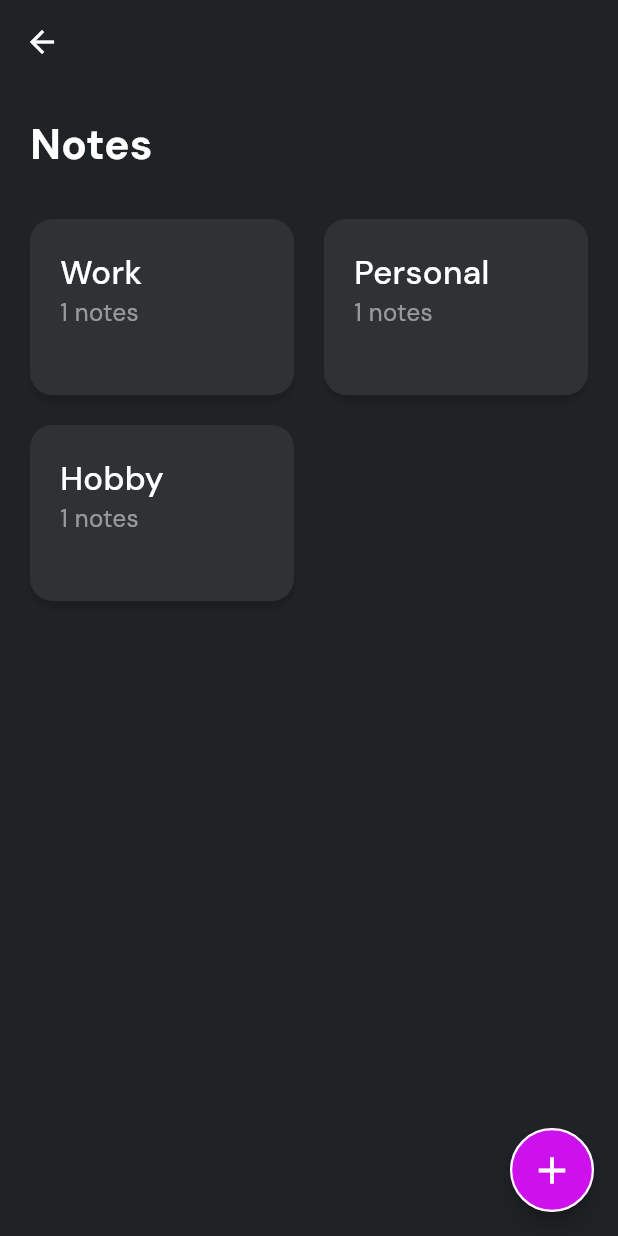
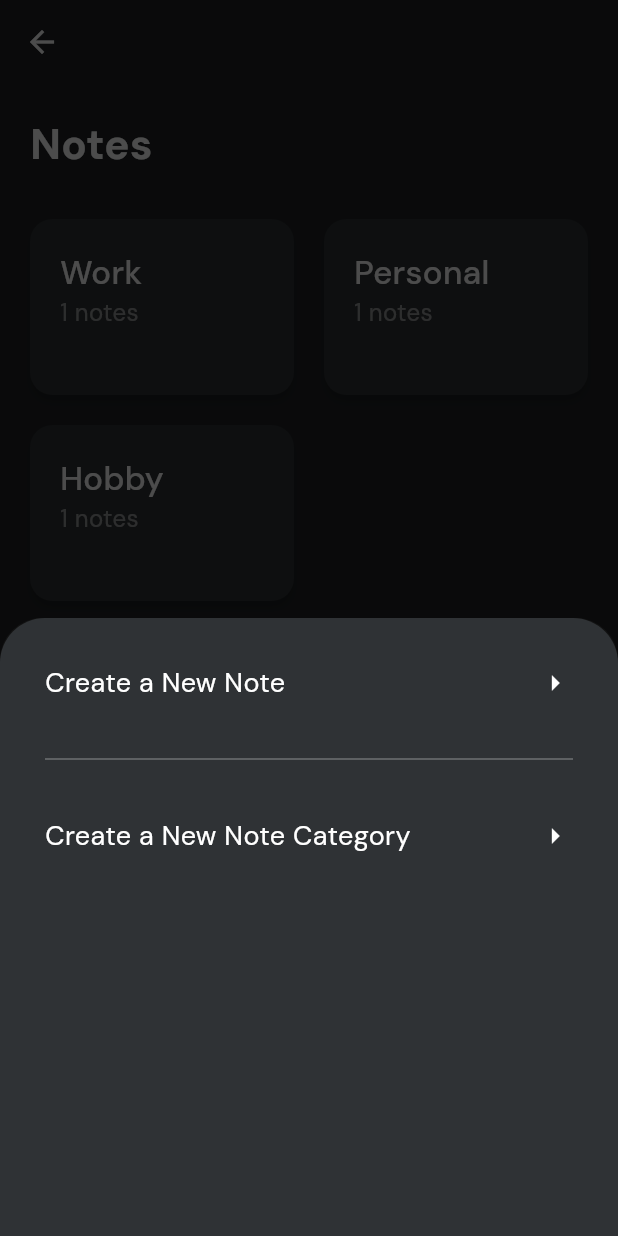
Before and after one commit to spcodegen/Note-Sphere, a Flutter app: the NotesPage screen opened by its route, after a tap on the "add" icon, on a phone screen of 412 x 824 dp. Run offline on Flutter 3.47's test engine with Material 3 defaults, Android fonts, the light colour scheme and no system bars; our stand-ins replace go_router, google_fonts, hive, hive_flutter; accounts and stored records are empty.

Commit message:
Create a new Note Category

```diff
--- /dev/null
+++ b/lib/pages/create_new_note.dart
@@ -0,0 +1,26 @@
+import 'package:flutter/material.dart';
+
+class CreateNewNote extends StatefulWidget {
+  final bool isNewCategory;
+
+  const CreateNewNote({
+    super.key,
+    required this.isNewCategory,
+  });
+
+  @override
+  State<CreateNewNote> createState() => _CreateNewNoteState();
+}
+
+class _CreateNewNoteState extends State<CreateNewNote> {
+  @override
+  Widget build(BuildContext context) {
+    return Scaffold(
+      appBar: AppBar(
+        title: Text(
+          widget.isNewCategory.toString(),
+        ),
+      ),
+    );
+  }
+}
--- a/lib/pages/notes_page.dart
+++ b/lib/pages/notes_page.dart
@@ -5,6 +5,7 @@ import 'package:notes_sphere/utils/colors.dart';
 import 'package:notes_sphere/utils/constants.dart';
 import 'package:notes_sphere/utils/router.dart';
 import 'package:notes_sphere/utils/text_styles.dart';
+import 'package:notes_sphere/widgets/buttom_sheet.dart';
 import 'package:notes_sphere/widgets/notes_card.dart';
 
 class NotesPage extends StatefulWidget {
@@ -49,6 +50,26 @@ class _NotesPageState extends State<NotesPage> {
     });
   }
 
+  //open bottom sheet
+  void openBottomSheet() {
+    showModalBottomSheet(
+      barrierColor: Colors.black.withOpacity(0.7),
+      context: context,
+      builder: (context) {
+        return CategoryInputBottomSheet(
+          onNewNote: () {
+            Navigator.pop(context);
+            AppRouter.router.push("/create-note", extra: false);
+          },
+          onNewCategory: () {
+            Navigator.pop(context);
+            AppRouter.router.push("/create-note", extra: true);
+          },
+        );
+      },
+    );
+  }
+
   @override
   Widget build(BuildContext context) {
     return Scaffold(
@@ -67,7 +88,7 @@ class _NotesPageState extends State<NotesPage> {
 
       //floating action button
       floatingActionButton: FloatingActionButton(
-        onPressed: () {},
+        onPressed: openBottomSheet,
         shape: const RoundedRectangleBorder(
           borderRadius: BorderRadius.all(
             Radius.circular(100),
--- a/lib/utils/router.dart
+++ b/lib/utils/router.dart
@@ -1,5 +1,6 @@
 import 'package:flutter/material.dart';
 import 'package:go_router/go_router.dart';
+import 'package:notes_sphere/pages/create_new_note.dart';
 import 'package:notes_sphere/pages/home_page.dart';
 import 'package:notes_sphere/pages/note_by_category.dart';
 import 'package:notes_sphere/pages/notes_page.dart';
@@ -48,7 +49,17 @@ class AppRouter {
             category: category,
           );
         },
-      )
+      ),
+
+      //create new note page
+      GoRoute(
+        name: "create new",
+        path: "/create-note",
+        builder: (context, state) {
+          final isNewCategoryPage = state.extra as bool;
+          return CreateNewNote(isNewCategory: isNewCategoryPage);
+        },
+      ),
     ],
   );
 }
--- /dev/null
+++ b/lib/widgets/buttom_sheet.dart
@@ -0,0 +1,83 @@
+import 'package:flutter/material.dart';
+import 'package:notes_sphere/utils/colors.dart';
+import 'package:notes_sphere/utils/constants.dart';
+import 'package:notes_sphere/utils/text_styles.dart';
+
+class CategoryInputBottomSheet extends StatefulWidget {
+  final Function() onNewNote;
+  final Function() onNewCategory;
+
+  const CategoryInputBottomSheet({
+    super.key,
+    required this.onNewNote,
+    required this.onNewCategory,
+  });
+
+  @override
+  State<CategoryInputBottomSheet> createState() =>
+      _CategoryInputBottomSheetState();
+}
+
+class _CategoryInputBottomSheetState extends State<CategoryInputBottomSheet> {
+  @override
+  Widget build(BuildContext context) {
+    return Container(
+      width: double.infinity,
+      height: MediaQuery.of(context).size.height * 0.5,
+      decoration: const BoxDecoration(
+        color: AppColors.kCardColor,
+        borderRadius: BorderRadius.only(
+          topLeft: Radius.circular(30),
+          topRight: Radius.circular(30),
+        ),
+      ),
+      child: Padding(
+        padding: const EdgeInsets.all(AppConstants.kDefaultPadding * 1.5),
+        child: Column(
+          children: [
+            GestureDetector(
+              onTap: widget.onNewNote,
+              child: const Row(
+                mainAxisAlignment: MainAxisAlignment.spaceBetween,
+                children: [
+                  Text(
+                    "Create a New Note",
+                    style: AppTextStyles.appDescriptionStyle,
+                  ),
+                  Icon(
+                    Icons.arrow_right_outlined,
+                  ),
+                ],
+              ),
+            ),
+            const SizedBox(
+              height: 30,
+            ),
+            Divider(
+              color: AppColors.kWhiteColor.withOpacity(0.3),
+              thickness: 1,
+            ),
+            const SizedBox(
+              height: 30,
+            ),
+            GestureDetector(
+              onTap: widget.onNewCategory,
+              child: const Row(
+                mainAxisAlignment: MainAxisAlignment.spaceBetween,
+                children: [
+                  Text(
+                    "Create a New Note Category",
+                    style: AppTextStyles.appDescriptionStyle,
+                  ),
+                  Icon(
+                    Icons.arrow_right_outlined,
+                  ),
+                ],
+              ),
+            ),
+          ],
+        ),
+      ),
+    );
+  }
+}
```
